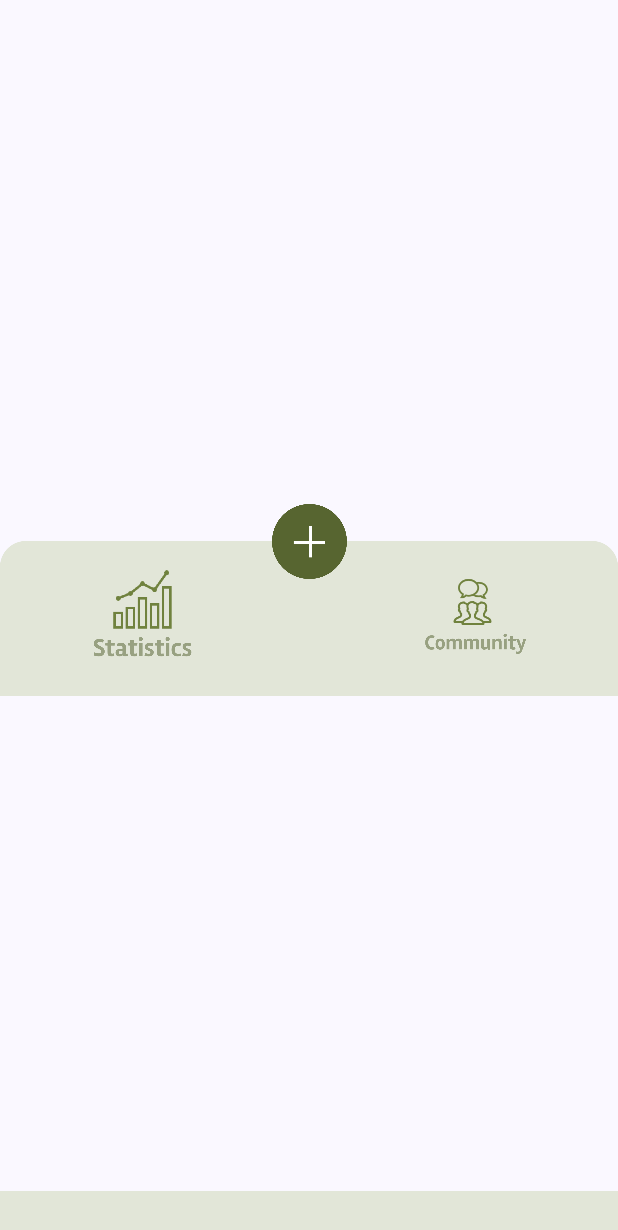
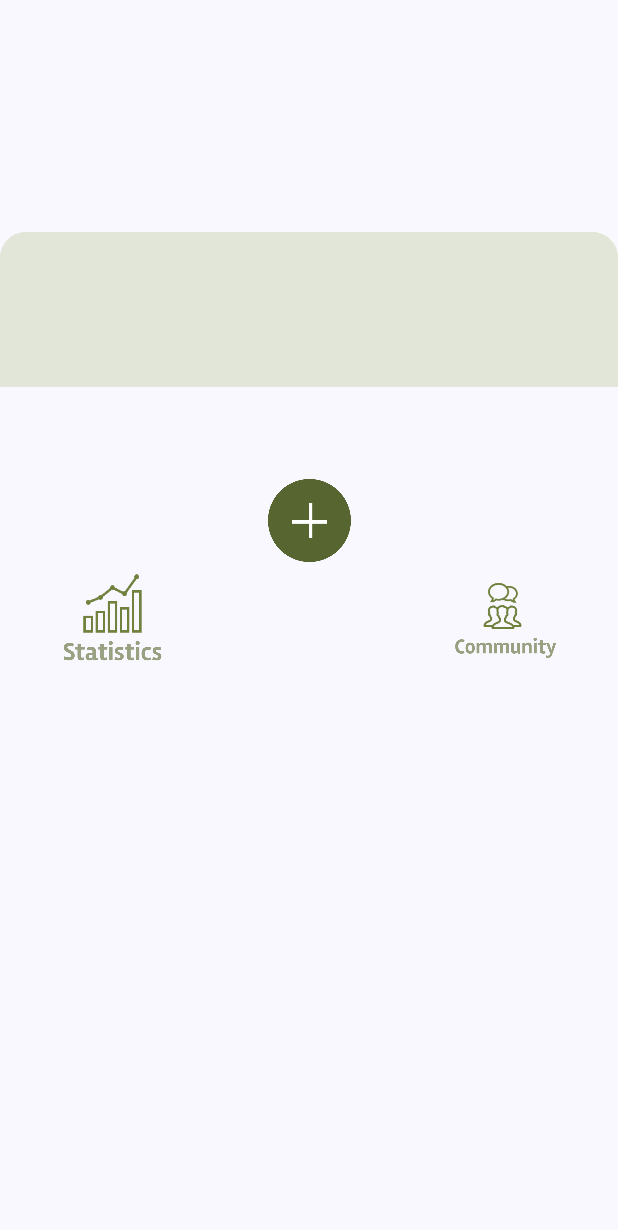
Before and after one commit to TerribleSpeller/Moodbloom, an Android app built with Jetpack Compose: the composable bottomMenu shown on its own in the app's theme, on a phone screen of 412 x 824 dp. Shown: the top 1230 px of the screen. Run offline under Robolectric (Android 15) with nearby library versions, the phone set to English and light mode, and no system bars; our stand-ins replace Firebase (no records; nobody signed in at launch, a user with empty details on screens opened directly); pictures from the network do not load.

Commit message:
Community Page and other minor adjustments in homepage

```diff
--- a/app/src/main/AndroidManifest.xml
+++ b/app/src/main/AndroidManifest.xml
@@ -21,7 +21,7 @@
             android:name=".PageTwo"
             android:exported="false" />
         <activity
-            android:name=".PageFour"
+            android:name=".PageCommunity"
             android:exported="false" />
         <activity
             android:name=".PageStat"
--- a/app/src/main/java/com/comporg/finalprojectv3/pageone.kt
+++ b/app/src/main/java/com/comporg/finalprojectv3/pageone.kt
@@ -1,6 +1,7 @@
 package com.comporg.finalprojectv3
 
 import android.content.Intent
+import android.net.Uri
 import android.os.Bundle
 import android.util.Log
 import androidx.activity.compose.setContent
@@ -16,6 +17,7 @@ import androidx.compose.foundation.layout.Arrangement
 import androidx.compose.foundation.layout.Box
 import androidx.compose.foundation.layout.Column
 import androidx.compose.foundation.layout.Row
+import androidx.compose.foundation.layout.aspectRatio
 import androidx.compose.foundation.layout.fillMaxSize
 import androidx.compose.foundation.layout.fillMaxWidth
 import androidx.compose.foundation.layout.height
@@ -297,7 +299,7 @@ fun PlantImg(
         contentDescription = null,
         modifier = modifier
             .size(330.dp)
-            .padding(top = 15.dp)
+            .padding(top = 15.dp, bottom = 35.dp)
     )
 }
 
@@ -351,7 +353,7 @@ fun TopBar(
                     }
                     .padding(end = 35.dp),
 
-            )
+                )
         }
         Row {
             Text(
@@ -407,32 +409,39 @@ fun bottomMenu(
 ) {
     val context = LocalContext.current
 
+    var expanded by remember {
+        mutableStateOf(false)
+    }
+
     Box(
         modifier = Modifier
             .fillMaxSize()
+            .fillMaxWidth()
             .background(Color.Transparent)
             .padding(bottom = 0.dp)
     ) {
         Image(
             painter = painterResource(R.drawable.bottommenubox),
             contentDescription = null,
-            modifier = Modifier.fillMaxSize()
+            modifier = Modifier
+                .fillMaxWidth()
+                .aspectRatio(1f)
         )
-        Column (
+        Column(
             modifier = Modifier
                 .fillMaxSize(),
             verticalArrangement = Arrangement.Center
-        ){
+        ) {
             Row(
                 horizontalArrangement = Arrangement.Center,
                 modifier = Modifier
                     .fillMaxWidth()
-                    .offset(0.dp, -10.dp)
+                    .offset(y = (-30).dp) // Adjust the offset to move the plussymbol up
             ) {
                 Image(
                     painter = painterResource(R.drawable.plussymbollate),
                     modifier = modifier
-                        .size(50.dp)
+                        .size(55.dp)
                         .clickable {
                             val intent = Intent(context, PageThree::class.java)
                             context.startActivity(intent)
@@ -443,49 +452,36 @@ fun bottomMenu(
             Row(
                 horizontalArrangement = Arrangement.SpaceBetween,
                 modifier = Modifier
-                    .padding(60.dp, 6.dp)
+                    .padding(start = 40.dp, end = 40.dp) // Adjust padding to ensure space between icons and edges
                     .fillMaxWidth()
-                    .offset(0.dp, -25.dp)
+                    .offset(y = (-25).dp) // Adjust vertical offset if necessary
             ) {
-                Column(
-                    verticalArrangement = Arrangement.spacedBy(2.dp),
+                Image(
+                    painter = painterResource(R.drawable.staticon),
                     modifier = Modifier
+                        .size(70.dp) // Increase the size of the staticon
                         .clickable {
                             val intent = Intent(context, PageStat::class.java)
                             context.startActivity(intent)
                         },
-                ) {
-                    Image(
-                        painter = painterResource(R.drawable.staticon),
-                        modifier = modifier.size(70.dp),
-                        contentDescription = null
-                    )
-                }
-                Column(
-                    verticalArrangement = Arrangement.Center,
+                    contentDescription = null
+                )
+                Image(
+                    painter = painterResource(R.drawable.commicon),
                     modifier = Modifier
+                        .size(70.dp) // Increase the size of the commicon
                         .clickable {
-                            val intent = Intent(context, PageFour::class.java)
+                            val intent = Intent(context, PageCommunity::class.java)
                             context.startActivity(intent)
-                        }
-                ) {
-                    Image(
-                        painter = painterResource(R.drawable.commicon),
-                        modifier = modifier.size(70.dp),
-                        contentDescription = null
-                    )
-                }
+                        },
+                    contentDescription = null
+                )
             }
         }
-        Box(
-            modifier = Modifier
-                .fillMaxWidth()
-                .height(30.dp)  // Adjust height as necessary
-                .align(Alignment.BottomCenter)
-                .background(colorResource(id = R.color.bottom_nav))  // Set to the desired background color
-        )
     }
 }
+
+
 @Preview(showBackground = true)
 @Composable
 fun HomePagePreview() {
```
Also changed, not shown: app/src/main/java/com/comporg/finalprojectv3/pageCommunity.kt (+28 -73 lines), app/src/main/res/layout/pagefour.xml (+86 -42 lines), app/src/main/res/drawable/bgcom.png (added), app/src/main/res/drawable/facebook.png (added), app/src/main/res/drawable/twitter.png (added), 3 other files.
